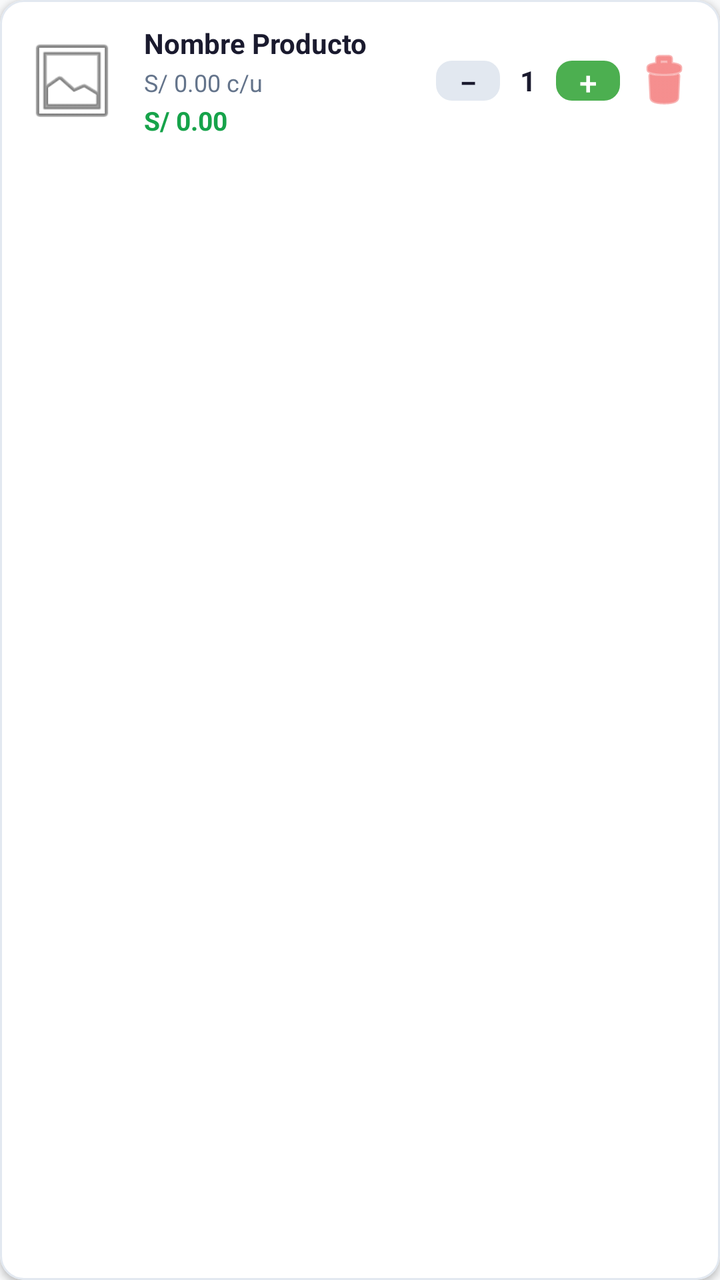
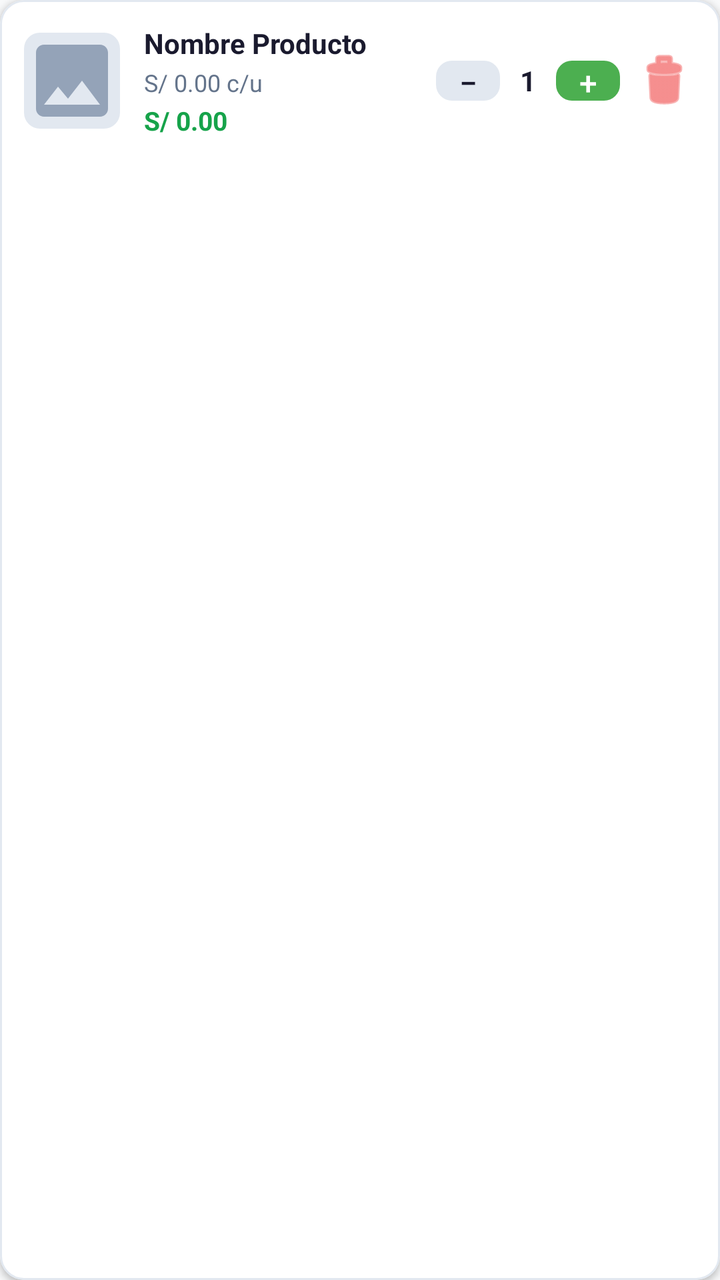

Two renders of the same Android screen: before a commit and after it. Below are the layout's source before the change and the commit's diff.
<!-- AndroidManifest.xml: application theme Theme.MiniMarketApp -->
<!-- res/layout/item_carrito.xml -->
<?xml version="1.0" encoding="utf-8"?>
<com.google.android.material.card.MaterialCardView
    xmlns:android="http://schemas.android.com/apk/res/android"
    xmlns:app="http://schemas.android.com/apk/res-auto"
    android:layout_width="match_parent"
    android:layout_height="wrap_content"
    android:layout_marginBottom="8dp"
    app:cardCornerRadius="12dp"
    app:cardElevation="2dp"
    app:cardBackgroundColor="@color/fondo_card">

    <LinearLayout
        android:layout_width="match_parent"
        android:layout_height="wrap_content"
        android:orientation="horizontal"
        android:gravity="center_vertical"
        android:padding="12dp">

        
        <com.google.android.material.imageview.ShapeableImageView
            android:id="@+id/ivProducto"
            android:layout_width="48dp"
            android:layout_height="48dp"
            android:layout_marginEnd="12dp"
            android:scaleType="centerCrop"
            android:src="@android:drawable/ic_menu_gallery"
            app:shapeAppearanceOverlay="@style/ShapeAppearance.Material3.Corner.Small" />

        
        <LinearLayout
            android:layout_width="0dp"
            android:layout_height="wrap_content"
            android:layout_weight="1"
            android:orientation="vertical">

            <TextView
                android:id="@+id/tvNombre"
                android:layout_width="wrap_content"
                android:layout_height="wrap_content"
                android:text="Nombre Producto"
                android:textColor="@color/texto_principal"
                android:textSize="14sp"
                android:textStyle="bold"
                android:maxLines="1"
                android:ellipsize="end"/>

            <TextView
                android:id="@+id/tvPrecio"
                android:layout_width="wrap_content"
                android:layout_height="wrap_content"
                android:text="S/ 0.00 c/u"
                android:textColor="@color/texto_secundario"
                android:textSize="12sp"
                android:layout_marginTop="2dp"/>

            <TextView
                android:id="@+id/tvSubtotalLinea"
                android:layout_width="wrap_content"
                android:layout_height="wrap_content"
                android:text="S/ 0.00"
                android:textColor="@color/verde_ganancia"
                android:textSize="13sp"
                android:textStyle="bold"
                android:layout_marginTop="2dp"/>

        </LinearLayout>

        
        <LinearLayout
            android:layout_width="wrap_content"
            android:layout_height="wrap_content"
            android:orientation="horizontal"
            android:gravity="center_vertical">

            <com.google.android.material.button.MaterialButton
                android:id="@+id/btnRestar"
                android:layout_width="32dp"
                android:layout_height="32dp"
                android:padding="0dp"
                android:text="−"
                android:textSize="16sp"
                app:backgroundTint="@color/borde_card"
                android:textColor="@color/texto_principal"
                app:cornerRadius="8dp"
                style="@style/Widget.MaterialComponents.Button.UnelevatedButton"/>

            <TextView
                android:id="@+id/tvCantidad"
                android:layout_width="28dp"
                android:layout_height="wrap_content"
                android:text="1"
                android:gravity="center"
                android:textColor="@color/texto_principal"
                android:textSize="14sp"
                android:textStyle="bold"/>

            <com.google.android.material.button.MaterialButton
                android:id="@+id/btnSumar"
                android:layout_width="32dp"
                android:layout_height="32dp"
                android:padding="0dp"
                android:text="+"
                android:textSize="16sp"
                app:backgroundTint="@color/verde_nav"
                android:textColor="@color/texto_sobre_verde"
                app:cornerRadius="8dp"
                style="@style/Widget.MaterialComponents.Button.UnelevatedButton"/>

            <ImageButton
                android:id="@+id/btnEliminar"
                android:layout_width="32dp"
                android:layout_height="32dp"
                android:layout_marginStart="6dp"
                android:background="?attr/selectableItemBackgroundBorderless"
                android:src="@android:drawable/ic_menu_delete"
                app:tint="@color/rojo_alerta"
                android:contentDescription="Eliminar"/>

        </LinearLayout>

    </LinearLayout>

</com.google.android.material.card.MaterialCardView>
<!-- resources referenced by this layout -->
<resources>
  <color name="borde_card">#E2E8F0</color>
  <color name="fondo_card">#FFFFFF</color>
  <color name="rojo_alerta">#EF4444</color>
  <color name="texto_principal">#1A1A2E</color>
  <color name="texto_secundario">#64748B</color>
  <color name="texto_sobre_verde">#FFFFFF</color>
  <color name="verde_ganancia">#16A34A</color>
  <color name="verde_nav">#4CAF50</color>
  <style name="Theme.MiniMarketApp" parent="Theme.MaterialComponents.DayNight.NoActionBar">
  
          
          <item name="colorPrimary">@color/verde_nav</item>
          <item name="colorPrimaryVariant">#388E3C</item>
          <item name="colorSecondary">@color/amarillo_accion</item>
          <item name="colorOnPrimary">@color/texto_sobre_verde</item>
          <item name="colorOnSecondary">@color/texto_sobre_amarillo</item>
  
          
          <item name="android:windowBackground">@color/fondo_general</item>
          <item name="android:colorBackground">@color/fondo_general</item>
  
          
          <item name="android:textColorPrimary">@color/texto_principal</item>
          <item name="android:textColorSecondary">@color/texto_secundario</item>
          <item name="android:textColorHint">@color/texto_hint</item>
  
          
          <item name="boxStrokeColor">@color/amarillo_accion</item>
          <item name="hintTextColor">@color/amarillo_accion</item>
  
          
          <item name="materialCardViewStyle">@style/Widget.App.CardView</item>
      </style>
  <color name="amarillo_accion">#FFC107</color>
  <color name="texto_sobre_amarillo">#1A1A2E</color>
  <color name="fondo_general">#F8F9FA</color>
  <color name="texto_hint">#94A3B8</color>
  <style name="Widget.App.CardView" parent="Widget.MaterialComponents.CardView">
          <item name="cardBackgroundColor">@color/fondo_card</item>
          <item name="strokeColor">@color/borde_card</item>
          <item name="strokeWidth">1dp</item>
      </style>
</resources>

<!-- the commit's change to res/layout/item_carrito.xml (unified diff, before → after) -->
@@ -23,7 +23,7 @@
             android:layout_height="48dp"
             android:layout_marginEnd="12dp"
             android:scaleType="centerCrop"
-            android:src="@android:drawable/ic_menu_gallery"
+            android:src="@drawable/ic_product_placeholder"
             app:shapeAppearanceOverlay="@style/ShapeAppearance.Material3.Corner.Small" />
 
         
<!-- resource entries referenced after the edit -->
@@ -8,6 +8,21 @@
   <color name="texto_sobre_verde">#FFFFFF</color>
   <color name="verde_ganancia">#16A34A</color>
   <color name="verde_nav">#4CAF50</color>
+  <!-- drawable ic_product_placeholder (drawable) -->
+  <vector xmlns:android="http://schemas.android.com/apk/res/android"
+      android:width="120dp"
+      android:height="120dp"
+      android:viewportWidth="24"
+      android:viewportHeight="24">
+      
+      <path
+          android:fillColor="#E2E8F0"
+          android:pathData="M0,0h24v24H0z" />
+      
+      <path
+          android:fillColor="#94A3B8"
+          android:pathData="M21,19V5c0,-1.1 -0.9,-2 -2,-2H5c-1.1,0 -2,0.9 -2,2v14c0,1.1 0.9,2 2,2h14c1.1,0 2,-0.9 2,-2zM8.5,13.5l2.5,3.01L14.5,12l4.5,6H5l3.5,-4.5z" />
+  </vector>
   <style name="Theme.MiniMarketApp" parent="Theme.MaterialComponents.DayNight.NoActionBar">
   
           
